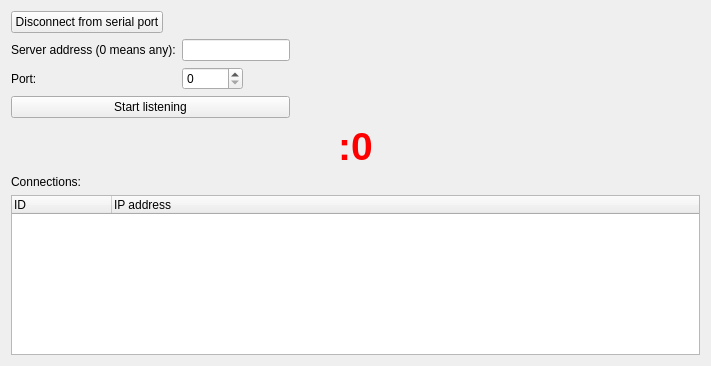
Old version of the form src/LorrisProxy/lorrisproxy.ui in the repository Tasssadar/Lorris.
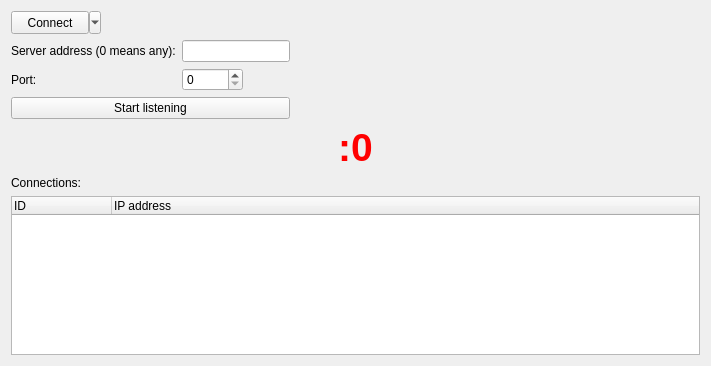
New version of the form.

```diff
--- a/src/LorrisProxy/lorrisproxy.ui
+++ b/src/LorrisProxy/lorrisproxy.ui
@@ -17,9 +17,27 @@
    <item>
     <layout class="QHBoxLayout" name="horizontalLayout">
      <item>
-      <widget class="QPushButton" name="connectButton">
+      <widget class="QToolButton" name="connectButton">
+       <property name="sizePolicy">
+        <sizepolicy hsizetype="Minimum" vsizetype="Fixed">
+         <horstretch>0</horstretch>
+         <verstretch>0</verstretch>
+        </sizepolicy>
+       </property>
+       <property name="minimumSize">
+        <size>
+         <width>90</width>
+         <height>23</height>
+        </size>
+       </property>
        <property name="text">
-        <string>Disconnect from serial port</string>
+        <string>Connect</string>
+       </property>
+       <property name="popupMode">
+        <enum>QToolButton::MenuButtonPopup</enum>
+       </property>
+       <property name="toolButtonStyle">
+        <enum>Qt::ToolButtonTextOnly</enum>
        </property>
       </widget>
      </item>
```
